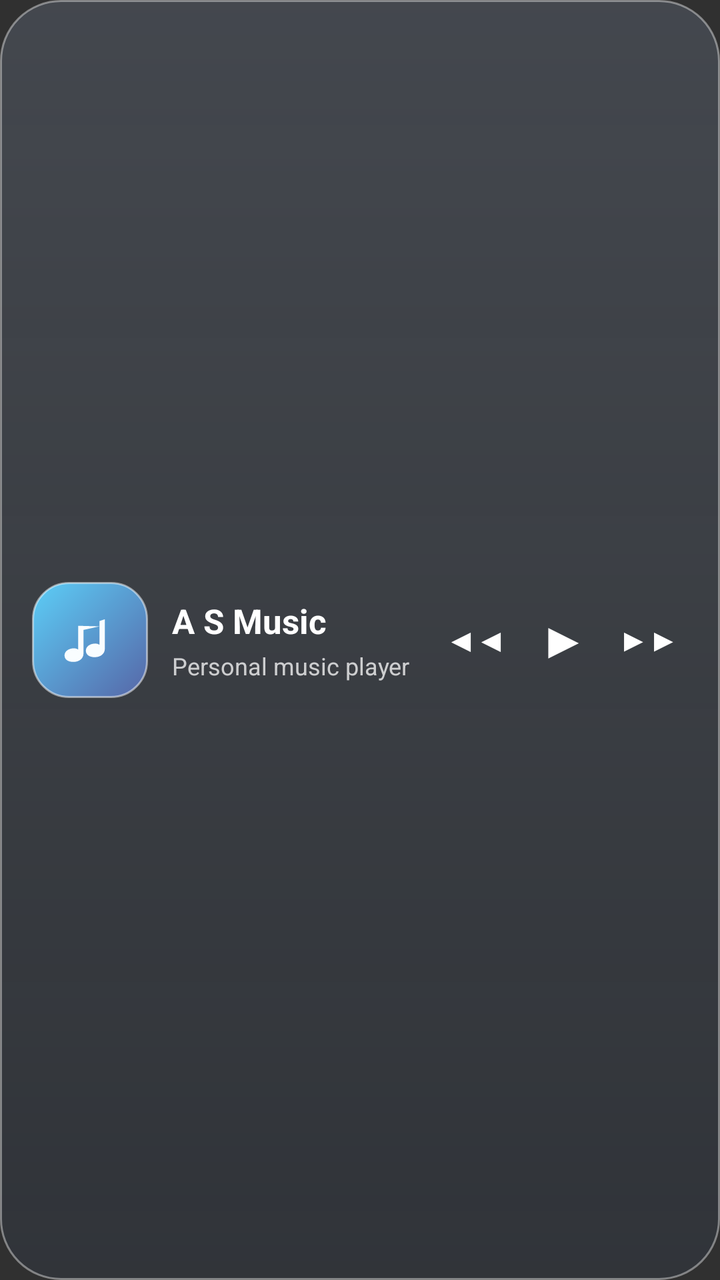
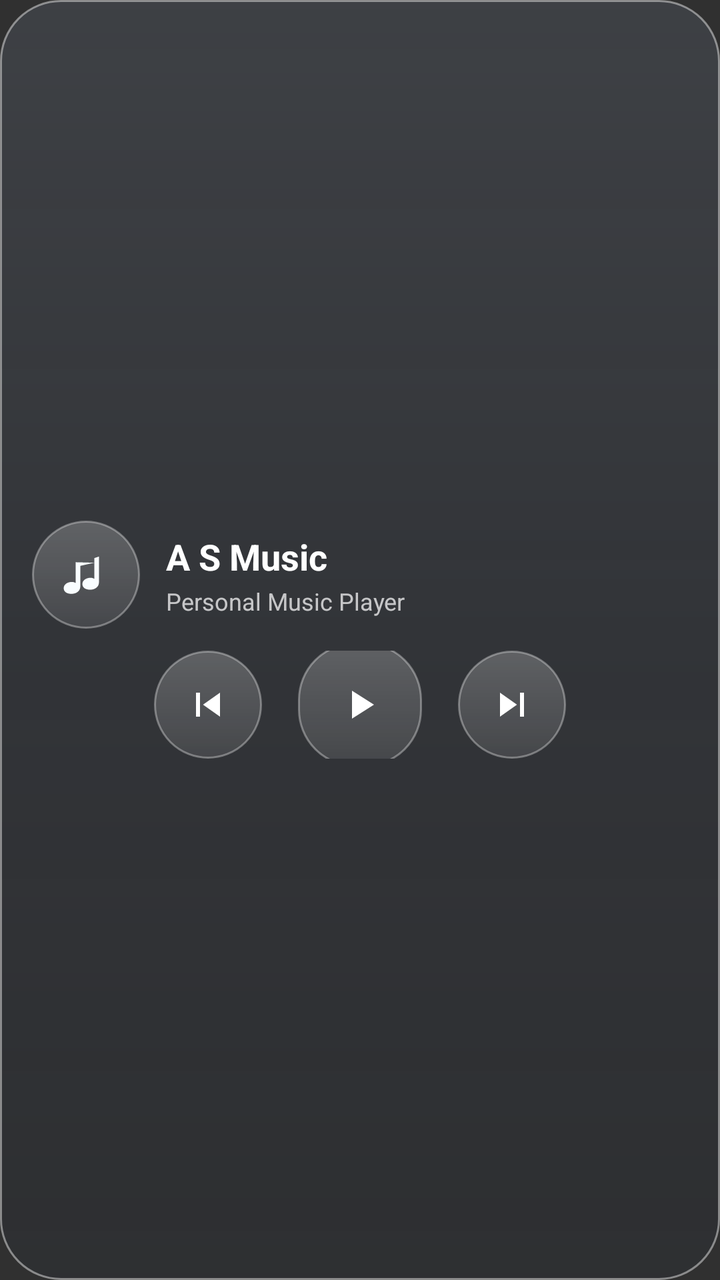

Screens rendered from an Android XML layout before and after an edit, with the pre-edit source and the edit as a unified diff.
<!-- AndroidManifest.xml: application theme AppTheme -->
<!-- res/layout/music_widget.xml -->
<?xml version="1.0" encoding="utf-8"?>
<LinearLayout xmlns:android="http://schemas.android.com/apk/res/android"
    android:id="@+id/widget_root"
    android:layout_width="match_parent"
    android:layout_height="match_parent"
    android:orientation="horizontal"
    android:gravity="center_vertical"
    android:padding="16dp"
    android:background="@drawable/widget_glass_bg">

    <FrameLayout
        android:layout_width="58dp"
        android:layout_height="58dp"
        android:background="@drawable/widget_art_bg">
        <ImageView
            android:layout_width="32dp"
            android:layout_height="32dp"
            android:layout_gravity="center"
            android:src="@drawable/ic_music_note"
            android:contentDescription="Music" />
    </FrameLayout>

    <LinearLayout
        android:layout_width="0dp"
        android:layout_height="wrap_content"
        android:layout_weight="1"
        android:orientation="vertical"
        android:paddingStart="12dp"
        android:paddingEnd="8dp">
        <TextView
            android:id="@+id/widget_title"
            android:layout_width="match_parent"
            android:layout_height="wrap_content"
            android:maxLines="1"
            android:ellipsize="end"
            android:text="A S Music"
            android:textColor="#FFFFFFFF"
            android:textSize="17sp"
            android:textStyle="bold" />
        <TextView
            android:id="@+id/widget_artist"
            android:layout_width="match_parent"
            android:layout_height="wrap_content"
            android:layout_marginTop="3dp"
            android:maxLines="1"
            android:ellipsize="end"
            android:text="Personal music player"
            android:textColor="#BFFFFFFF"
            android:textSize="12sp" />
    </LinearLayout>

    <TextView
        android:id="@+id/widget_prev"
        android:layout_width="40dp"
        android:layout_height="48dp"
        android:gravity="center"
        android:text="◀◀"
        android:textColor="#FFFFFFFF"
        android:textSize="15sp"
        android:textStyle="bold" />
    <TextView
        android:id="@+id/widget_play"
        android:layout_width="46dp"
        android:layout_height="48dp"
        android:gravity="center"
        android:text="▶"
        android:textColor="#FFFFFFFF"
        android:textSize="24sp"
        android:textStyle="bold" />
    <TextView
        android:id="@+id/widget_next"
        android:layout_width="40dp"
        android:layout_height="48dp"
        android:gravity="center"
        android:text="▶▶"
        android:textColor="#FFFFFFFF"
        android:textSize="15sp"
        android:textStyle="bold" />
</LinearLayout>
<!-- resources referenced by this layout -->
<resources>
  <!-- drawable ic_music_note (drawable) -->
  <vector xmlns:android="http://schemas.android.com/apk/res/android" android:width="108dp" android:height="108dp" android:viewportWidth="108" android:viewportHeight="108">
      <path android:fillColor="#F9FDFF" android:pathData="M70,22 L79,19 L79,69 C79,77 72,83 62,83 C53,83 47,79 47,72 C47,65 54,60 63,60 C66,60 68,61 70,62 Z M70,31 L43,37 L43,77 C43,85 36,91 26,91 C17,91 11,87 11,80 C11,73 18,68 27,68 C30,68 32,69 34,70 L34,30 Z"/>
  </vector>
  <!-- drawable widget_art_bg (drawable) -->
  <?xml version="1.0" encoding="utf-8"?>
  <shape xmlns:android="http://schemas.android.com/apk/res/android" android:shape="rectangle">
      <corners android:radius="18dp" />
      <gradient android:angle="315" android:startColor="#5CCEF7" android:endColor="#5666A7" />
      <stroke android:width="1dp" android:color="#80FFFFFF" />
  </shape>
  <!-- drawable widget_glass_bg (drawable) -->
  <?xml version="1.0" encoding="utf-8"?>
  <shape xmlns:android="http://schemas.android.com/apk/res/android" android:shape="rectangle">
      <corners android:radius="30dp" />
      <gradient android:angle="270" android:startColor="#A84D535D" android:centerColor="#96414750" android:endColor="#88303640" />
      <stroke android:width="1dp" android:color="#66FFFFFF" />
  </shape>
  <style name="AppTheme" parent="android:style/Theme.Material.NoActionBar"><item name="android:statusBarColor">#0B0E16</item><item name="android:navigationBarColor">#0B0E16</item></style>
</resources>

<!-- the commit's change to res/layout/music_widget.xml (unified diff, before → after) -->
@@ -3,77 +3,90 @@
     android:id="@+id/widget_root"
     android:layout_width="match_parent"
     android:layout_height="match_parent"
-    android:orientation="horizontal"
+    android:orientation="vertical"
     android:gravity="center_vertical"
     android:padding="16dp"
-    android:background="@drawable/widget_glass_bg">
-
-    <FrameLayout
-        android:layout_width="58dp"
-        android:layout_height="58dp"
-        android:background="@drawable/widget_art_bg">
-        <ImageView
-            android:layout_width="32dp"
-            android:layout_height="32dp"
-            android:layout_gravity="center"
-            android:src="@drawable/ic_music_note"
-            android:contentDescription="Music" />
-    </FrameLayout>
+    android:background="@drawable/widget_glass">
 
     <LinearLayout
-        android:layout_width="0dp"
+        android:layout_width="match_parent"
         android:layout_height="wrap_content"
-        android:layout_weight="1"
-        android:orientation="vertical"
-        android:paddingStart="12dp"
-        android:paddingEnd="8dp">
-        <TextView
-            android:id="@+id/widget_title"
-            android:layout_width="match_parent"
+        android:gravity="center_vertical"
+        android:orientation="horizontal">
+
+        <ImageView
+            android:id="@+id/widget_icon"
+            android:layout_width="54dp"
+            android:layout_height="54dp"
+            android:padding="13dp"
+            android:src="@drawable/ic_music_note"
+            android:background="@drawable/widget_button"
+            android:contentDescription="A S Music" />
+
+        <LinearLayout
+            android:layout_width="0dp"
             android:layout_height="wrap_content"
-            android:maxLines="1"
-            android:ellipsize="end"
-            android:text="A S Music"
-            android:textColor="#FFFFFFFF"
-            android:textSize="17sp"
-            android:textStyle="bold" />
-        <TextView
-            android:id="@+id/widget_artist"
-            android:layout_width="match_parent"
-            android:layout_height="wrap_content"
-            android:layout_marginTop="3dp"
-            android:maxLines="1"
-            android:ellipsize="end"
-            android:text="Personal music player"
-            android:textColor="#BFFFFFFF"
-            android:textSize="12sp" />
+            android:layout_weight="1"
+            android:layout_marginStart="13dp"
+            android:orientation="vertical">
+
+            <TextView
+                android:id="@+id/widget_title"
+                android:layout_width="match_parent"
+                android:layout_height="wrap_content"
+                android:maxLines="1"
+                android:ellipsize="end"
+                android:text="A S Music"
+                android:textColor="#FFFFFFFF"
+                android:textSize="18sp"
+                android:textStyle="bold" />
+
+            <TextView
+                android:id="@+id/widget_artist"
+                android:layout_width="match_parent"
+                android:layout_height="wrap_content"
+                android:layout_marginTop="2dp"
+                android:maxLines="1"
+                android:ellipsize="end"
+                android:text="Personal Music Player"
+                android:textColor="#B8FFFFFF"
+                android:textSize="12sp" />
+        </LinearLayout>
     </LinearLayout>
 
-    <TextView
-        android:id="@+id/widget_prev"
-        android:layout_width="40dp"
-        android:layout_height="48dp"
+    <LinearLayout
+        android:layout_width="match_parent"
+        android:layout_height="54dp"
+        android:layout_marginTop="11dp"
         android:gravity="center"
-        android:text="◀◀"
-        android:textColor="#FFFFFFFF"
-        android:textSize="15sp"
-        android:textStyle="bold" />
-    <TextView
-        android:id="@+id/widget_play"
-        android:layout_width="46dp"
-        android:layout_height="48dp"
-        android:gravity="center"
-        android:text="▶"
-        android:textColor="#FFFFFFFF"
-        android:textSize="24sp"
-        android:textStyle="bold" />
-    <TextView
-        android:id="@+id/widget_next"
-        android:layout_width="40dp"
-        android:layout_height="48dp"
-        android:gravity="center"
-        android:text="▶▶"
-        android:textColor="#FFFFFFFF"
-        android:textSize="15sp"
-        android:textStyle="bold" />
+        android:orientation="horizontal">
+
+        <ImageButton
+            android:id="@+id/widget_previous"
+            android:layout_width="54dp"
+            android:layout_height="54dp"
+            android:padding="14dp"
+            android:src="@drawable/ic_widget_previous"
+            android:background="@drawable/widget_button"
+            android:contentDescription="Previous" />
+
+        <ImageButton
+            android:id="@+id/widget_play"
+            android:layout_width="62dp"
+            android:layout_height="62dp"
+            android:layout_marginHorizontal="18dp"
+            android:padding="15dp"
+            android:src="@drawable/ic_widget_play"
+            android:background="@drawable/widget_button"
+            android:contentDescription="Play pause" />
+
+        <ImageButton
+            android:id="@+id/widget_next"
+            android:layout_width="54dp"
+            android:layout_height="54dp"
+            android:padding="14dp"
+            android:src="@drawable/ic_widget_next"
+            android:background="@drawable/widget_button"
+            android:contentDescription="Next" />
+    </LinearLayout>
 </LinearLayout>
<!-- resource entries referenced after the edit -->
@@ -4,20 +4,51 @@
   <vector xmlns:android="http://schemas.android.com/apk/res/android" android:width="108dp" android:height="108dp" android:viewportWidth="108" android:viewportHeight="108">
       <path android:fillColor="#F9FDFF" android:pathData="M70,22 L79,19 L79,69 C79,77 72,83 62,83 C53,83 47,79 47,72 C47,65 54,60 63,60 C66,60 68,61 70,62 Z M70,31 L43,37 L43,77 C43,85 36,91 26,91 C17,91 11,87 11,80 C11,73 18,68 27,68 C30,68 32,69 34,70 L34,30 Z"/>
   </vector>
-  <!-- drawable widget_art_bg (drawable) -->
+  <!-- drawable ic_widget_next (drawable) -->
+  <?xml version="1.0" encoding="utf-8"?>
+  <vector xmlns:android="http://schemas.android.com/apk/res/android"
+      android:width="24dp" android:height="24dp"
+      android:viewportWidth="24" android:viewportHeight="24">
+      <path android:fillColor="#FFFFFFFF" android:pathData="M6,18l8.5,-6L6,6zM16,6v12h2V6z"/>
+  </vector>
+  <!-- drawable ic_widget_play (drawable) -->
+  <?xml version="1.0" encoding="utf-8"?>
+  <vector xmlns:android="http://schemas.android.com/apk/res/android"
+      android:width="24dp" android:height="24dp"
+      android:viewportWidth="24" android:viewportHeight="24">
+      <path android:fillColor="#FFFFFFFF" android:pathData="M8,5v14l11,-7z"/>
+  </vector>
+  <!-- drawable ic_widget_previous (drawable) -->
+  <?xml version="1.0" encoding="utf-8"?>
+  <vector xmlns:android="http://schemas.android.com/apk/res/android"
+      android:width="24dp" android:height="24dp"
+      android:viewportWidth="24" android:viewportHeight="24">
+      <path android:fillColor="#FFFFFFFF" android:pathData="M6,6h2v12H6zM9.5,12L18,18V6z"/>
+  </vector>
+  <!-- drawable widget_button (drawable) -->
   <?xml version="1.0" encoding="utf-8"?>
   <shape xmlns:android="http://schemas.android.com/apk/res/android" android:shape="rectangle">
-      <corners android:radius="18dp" />
-      <gradient android:angle="315" android:startColor="#5CCEF7" android:endColor="#5666A7" />
-      <stroke android:width="1dp" android:color="#80FFFFFF" />
+      <corners android:radius="28dp" />
+      <gradient android:angle="270" android:startColor="#38FFFFFF" android:endColor="#18FFFFFF" />
+      <stroke android:width="1dp" android:color="#55FFFFFF" />
   </shape>
-  <!-- drawable widget_glass_bg (drawable) -->
+  <!-- drawable widget_glass (drawable) -->
   <?xml version="1.0" encoding="utf-8"?>
   <shape xmlns:android="http://schemas.android.com/apk/res/android" android:shape="rectangle">
       <corners android:radius="30dp" />
-      <gradient android:angle="270" android:startColor="#A84D535D" android:centerColor="#96414750" android:endColor="#88303640" />
-      <stroke android:width="1dp" android:color="#66FFFFFF" />
+      <gradient
+          android:angle="270"
+          android:startColor="#704F555F"
+          android:centerColor="#5C343A45"
+          android:endColor="#48272C35" />
+      <stroke android:width="1dp" android:color="#70FFFFFF" />
+      <padding android:left="1dp" android:top="1dp" android:right="1dp" android:bottom="1dp" />
   </shape>
-  <style name="AppTheme" parent="android:style/Theme.Material.NoActionBar"><item name="android:statusBarColor">#0B0E16</item><item name="android:navigationBarColor">#0B0E16</item></style>
+  <style name="AppTheme" parent="android:style/Theme.Material.NoActionBar">
+          <item name="android:windowFullscreen">true</item>
+          <item name="android:statusBarColor">#00000000</item>
+          <item name="android:navigationBarColor">#0B0E16</item>
+          <item name="android:windowLightNavigationBar">false</item>
+      </style>
 </resources>
 
